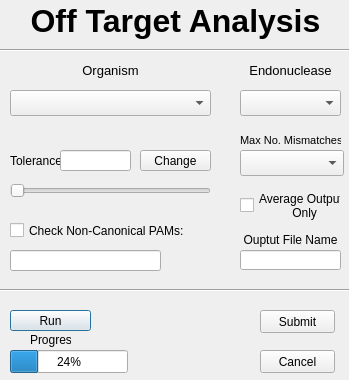
The window that OffTargetAnalysis.ui (TrinhLab/CASPERapp) describes before a commit, drawn with Qt 5.
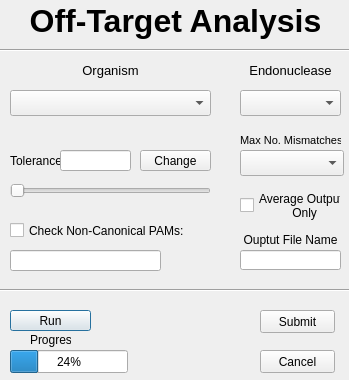
The same window after the commit.

The edit to the form file:
```diff
--- a/OffTargetAnalysis.ui
+++ b/OffTargetAnalysis.ui
@@ -146,7 +146,7 @@
     <enum>QFrame::Plain</enum>
    </property>
    <property name="text">
-    <string>Off Target Analysis</string>
+    <string>Off-Target Analysis</string>
    </property>
    <property name="alignment">
     <set>Qt::AlignCenter</set>
```
